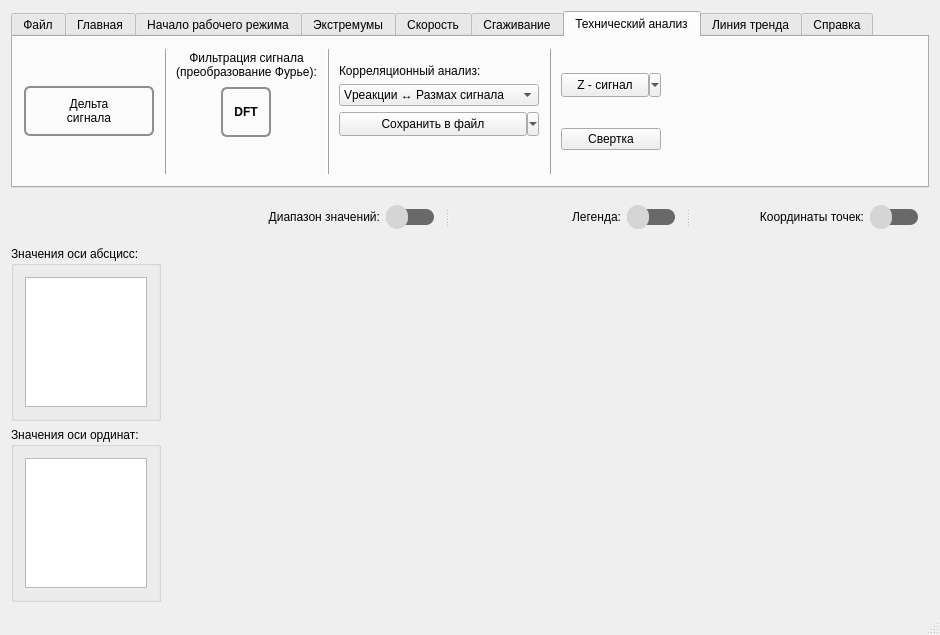
The window that mainwindow.ui (Kortesss/NO3) describes before a commit, drawn with Qt 5.
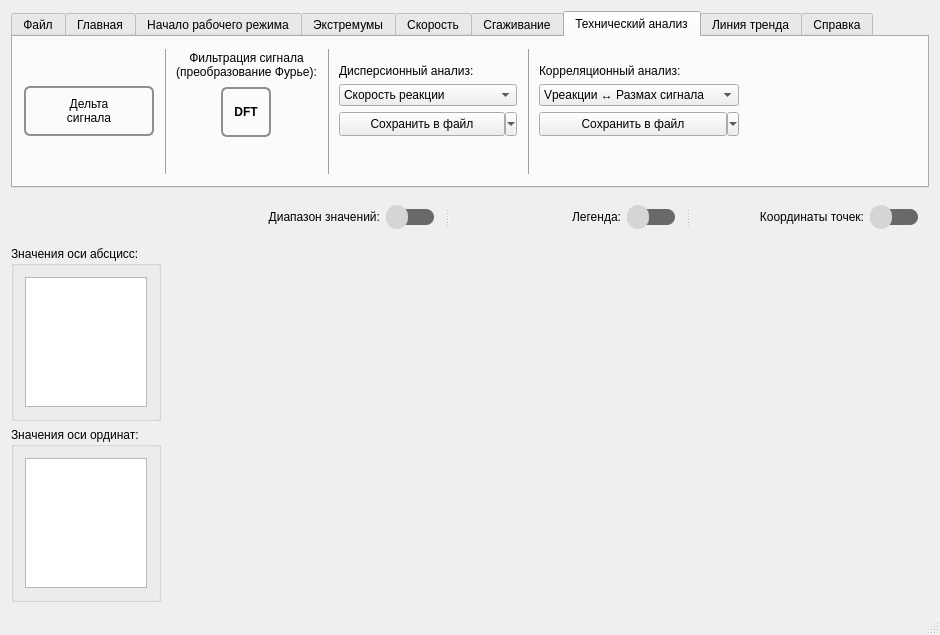
The same window after the commit. The open tabs and pages were chosen to show the change. Icons and pictures are not drawn. Custom widgets are drawn as their Qt base class.

Commit message: убрал z-сигнал и свертку, скрыл из видимости корреляц. анализ, подготовил почву для дисперс. анализа

What changed in the file:
```diff
--- a/mainwindow.ui
+++ b/mainwindow.ui
@@ -1897,58 +1897,6 @@
         <string>Сгаживание</string>
        </attribute>
        <layout class="QHBoxLayout" name="horizontalLayout_17">
-        <item>
-         <layout class="QVBoxLayout" name="verticalLayout_24">
-          <item>
-           <widget class="QRadioButton" name="rbSourceSignal">
-            <property name="text">
-             <string>Исходный сигнал</string>
-            </property>
-            <property name="checked">
-             <bool>true</bool>
-            </property>
-           </widget>
-          </item>
-          <item>
-           <widget class="QRadioButton" name="rbZSignal">
-            <property name="text">
-             <string>Z - сигнал</string>
-            </property>
-           </widget>
-          </item>
-         </layout>
-        </item>
-        <item>
-         <widget class="QLabel" name="label_22">
-          <property name="sizePolicy">
-           <sizepolicy hsizetype="Minimum" vsizetype="Minimum">
-            <horstretch>0</horstretch>
-            <verstretch>0</verstretch>
-           </sizepolicy>
-          </property>
-          <property name="minimumSize">
-           <size>
-            <width>10</width>
-            <height>0</height>
-           </size>
-          </property>
-          <property name="maximumSize">
-           <size>
-            <width>10</width>
-            <height>16777215</height>
-           </size>
-          </property>
-          <property name="frameShape">
-           <enum>QFrame::VLine</enum>
-          </property>
-          <property name="frameShadow">
-           <enum>QFrame::Raised</enum>
-          </property>
-          <property name="text">
-           <string/>
-          </property>
-         </widget>
-        </item>
         <item>
          <widget class="QFrame" name="frame">
           <property name="sizePolicy">
@@ -2481,6 +2429,134 @@
           </property>
          </widget>
         </item>
+        <item>
+         <layout class="QVBoxLayout" name="verticalLayout_24">
+          <item>
+           <spacer name="verticalSpacer_15">
+            <property name="orientation">
+             <enum>Qt::Vertical</enum>
+            </property>
+            <property name="sizeType">
+             <enum>QSizePolicy::Preferred</enum>
+            </property>
+            <property name="sizeHint" stdset="0">
+             <size>
+              <width>20</width>
+              <height>28</height>
+             </size>
+            </property>
+           </spacer>
+          </item>
+          <item>
+           <widget class="QLabel" name="label_22">
+            <property name="text">
+             <string>Дисперсионный анализ:</string>
+            </property>
+           </widget>
+          </item>
+          <item>
+           <widget class="QComboBox" name="cmbBox_dispers">
+            <item>
+             <property name="text">
+              <string>Скорость реакции</string>
+             </property>
+            </item>
+            <item>
+             <property name="text">
+              <string>Скорость восстановления</string>
+             </property>
+            </item>
+           </widget>
+          </item>
+          <item>
+           <widget class="QToolButton" name="btn_DispersToText">
+            <property name="sizePolicy">
+             <sizepolicy hsizetype="Preferred" vsizetype="Preferred">
+              <horstretch>0</horstretch>
+              <verstretch>0</verstretch>
+             </sizepolicy>
+            </property>
+            <property name="minimumSize">
+             <size>
+              <width>0</width>
+              <height>24</height>
+             </size>
+            </property>
+            <property name="maximumSize">
+             <size>
+              <width>16777215</width>
+              <height>16777215</height>
+             </size>
+            </property>
+            <property name="styleSheet">
+             <string notr="true"/>
+            </property>
+            <property name="text">
+             <string>Сохранить в файл</string>
+            </property>
+            <property name="checkable">
+             <bool>false</bool>
+            </property>
+            <property name="checked">
+             <bool>false</bool>
+            </property>
+            <property name="popupMode">
+             <enum>QToolButton::MenuButtonPopup</enum>
+            </property>
+            <property name="toolButtonStyle">
+             <enum>Qt::ToolButtonTextOnly</enum>
+            </property>
+           </widget>
+          </item>
+          <item>
+           <spacer name="verticalSpacer_16">
+            <property name="orientation">
+             <enum>Qt::Vertical</enum>
+            </property>
+            <property name="sizeType">
+             <enum>QSizePolicy::Preferred</enum>
+            </property>
+            <property name="sizeHint" stdset="0">
+             <size>
+              <width>20</width>
+              <height>51</height>
+             </size>
+            </property>
+           </spacer>
+          </item>
+         </layout>
+        </item>
+        <item>
+         <widget class="QLabel" name="label_34">
+          <property name="sizePolicy">
+           <sizepolicy hsizetype="Minimum" vsizetype="Minimum">
+            <horstretch>0</horstretch>
+            <verstretch>0</verstretch>
+           </sizepolicy>
+          </property>
+          <property name="minimumSize">
+           <size>
+            <width>10</width>
+            <height>0</height>
+           </size>
+          </property>
+          <property name="maximumSize">
+           <size>
+            <width>10</width>
+            <height>16777215</height>
+           </size>
+          </property>
+          <property name="frameShape">
+           <enum>QFrame::VLine</enum>
+          </property>
+          <property name="frameShadow">
+           <enum>QFrame::Raised</enum>
+          </property>
+          <property name="text">
+           <string/>
+          </property>
+         </widget>
+        </item>
         <item>
          <layout class="QVBoxLayout" name="verticalLayout_22">
           <item>
@@ -2589,73 +2665,6 @@
           </item>
          </layout>
         </item>
-        <item>
-         <widget class="QLabel" name="label_34">
-          <property name="sizePolicy">
-           <sizepolicy hsizetype="Minimum" vsizetype="Minimum">
-            <horstretch>0</horstretch>
-            <verstretch>0</verstretch>
-           </sizepolicy>
-          </property>
-          <property name="minimumSize">
-           <size>
-            <width>10</width>
-            <height>0</height>
-           </size>
-          </property>
-          <property name="maximumSize">
-           <size>
-            <width>10</width>
-            <height>16777215</height>
-           </size>
-          </property>
-          <property name="frameShape">
-           <enum>QFrame::VLine</enum>
-          </property>
-          <property name="frameShadow">
-           <enum>QFrame::Raised</enum>
-          </property>
-          <property name="text">
-           <string/>
-          </property>
-         </widget>
-        </item>
-        <item>
-         <layout class="QVBoxLayout" name="verticalLayout_25">
-          <item>
-           <widget class="QToolButton" name="btn_BuildZ">
-            <property name="sizePolicy">
-             <sizepolicy hsizetype="Preferred" vsizetype="Fixed">
-              <horstretch>0</horstretch>
-              <verstretch>0</verstretch>
-             </sizepolicy>
-            </property>
-            <property name="minimumSize">
-             <size>
-              <width>100</width>
-              <height>24</height>
-             </size>
-            </property>
-            <property name="text">
-             <string>Z - сигнал</string>
-            </property>
-            <property name="popupMode">
-             <enum>QToolButton::MenuButtonPopup</enum>
-            </property>
-            <property name="toolButtonStyle">
-             <enum>Qt::ToolButtonTextOnly</enum>
-            </property>
-           </widget>
-          </item>
-          <item>
-           <widget class="QPushButton" name="btnConv1">
-            <property name="text">
-             <string>Свертка</string>
-            </property>
-           </widget>
-          </item>
-         </layout>
-        </item>
         <item>
          <spacer name="horizontalSpacer_8">
           <property name="orientation">
```
Left out of the diff: 2 changed lines with no effect on the pictures. The commit also changes 4 other files.
